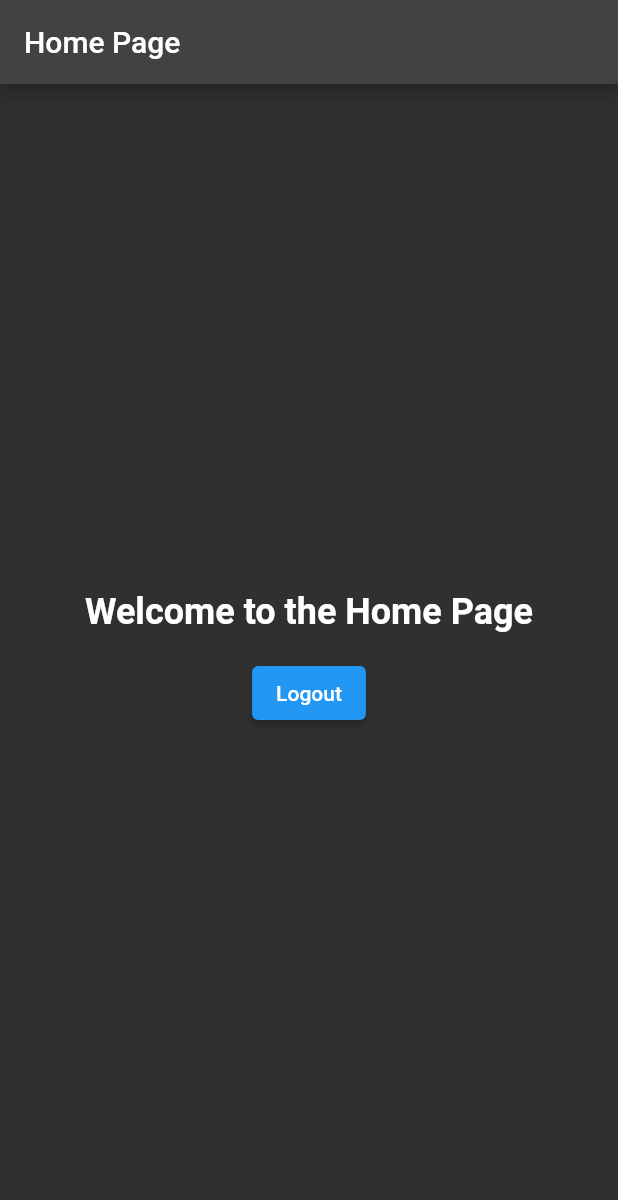
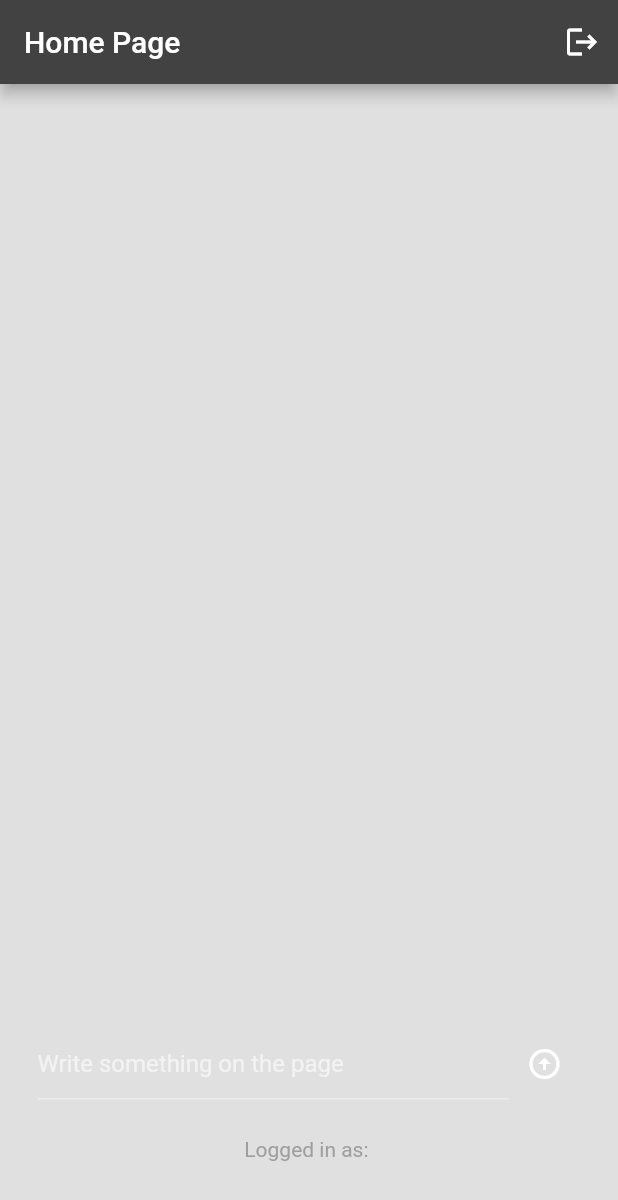
Before and after one commit to KushalSaxena/NGO_APP, a Flutter app: the Home screen opened directly, on a phone screen of 412 x 824 dp. Shown: the top 1200 px of the screen. Run offline on Flutter 3.47's test engine with Material 2 defaults, Android fonts, the phone set to English and light mode, and no system bars; our stand-ins replace cloud_firestore, firebase_auth, firebase_core; accounts and stored records are empty.

Commit message:
chat option

```diff
--- a/lib/home.dart
+++ b/lib/home.dart
@@ -1,41 +1,109 @@
+import 'package:cloud_firestore/cloud_firestore.dart';
+import 'package:firebase_auth/firebase_auth.dart';
 import 'package:flutter/material.dart';
+import 'package:major_ngo_app/post.dart'; // Replace with the correct import path for your Post widget
 import 'login.dart'; // Import your login page if it's in a different file
 
-class Home extends StatelessWidget {
+class Home extends StatefulWidget {
+  @override
+  _HomeState createState() => _HomeState();
+}
+
+class _HomeState extends State<Home> {
+  final currentUser = FirebaseAuth.instance.currentUser!;
+  final textController = TextEditingController();
+
+  void postMessage() {
+    if (textController.text.isNotEmpty) {
+      FirebaseFirestore.instance.collection("User Posts").add({
+        'UserEmail': currentUser.email,
+        'Message': textController.text,
+        'TimeStamp': Timestamp.now(),
+      });
+
+      // Clear the text field and update the UI
+      textController.clear();
+      setState(() {});
+    }
+  }
+
   @override
   Widget build(BuildContext context) {
     return Scaffold(
+      backgroundColor: Colors.grey[300],
       appBar: AppBar(
         title: Text("Home Page"),
+        actions: <Widget>[
+          IconButton(
+            onPressed: () async {
+              await FirebaseAuth.instance.signOut();
+              Navigator.of(context).pushReplacement(MaterialPageRoute(
+                builder: (context) => LoginPage(),
+              ));
+            },
+            icon: Icon(Icons.logout),
+          ),
+        ],
       ),
-      body: Center(
-        child: Column(
-          mainAxisAlignment: MainAxisAlignment.center,
-          children: [
-            Text(
-              "Welcome to the Home Page",
-              style: TextStyle(
-                fontSize: 24,
-                fontWeight: FontWeight.bold,
-              ),
-            ),
-            SizedBox(height: 16.0),
-            ElevatedButton(
-              onPressed: () {
-                // Implement your logout logic here
-                // For example, you can sign out the user from Firebase
-                // and then navigate to the login page.
-                // Here's a basic example to navigate to the login page:
-                Navigator.of(context).pushReplacement(
-                  MaterialPageRoute(
-                    builder: (context) => LoginPage(),
-                  ),
+      body: Column(
+        children: [
+          Expanded(
+            child: StreamBuilder<QuerySnapshot>(
+              stream: FirebaseFirestore.instance
+                  .collection("User Posts")
+                  .orderBy("TimeStamp", descending: false)
+                  .snapshots(),
+              builder: (context, snapshot) {
+                if (snapshot.hasData) {
+                  return ListView.builder(
+                    itemCount: snapshot.data!.docs.length,
+                    itemBuilder: (context, index) {
+                      final post = snapshot.data!.docs[index];
+                      return Post(
+                        message: post['Message'],
+                        user: post['UserEmail'],
+                      );
+                    },
+                  );
+                } else if (snapshot.hasError) {
+                  return Center(
+                    child: Text('Error: ${snapshot.error}'),
+                  );
+                }
+                return Center(
+                  child: CircularProgressIndicator(),
                 );
               },
-              child: Text("Logout"),
             ),
-          ],
-        ),
+          ),
+          // Post message
+          Padding(
+            padding: const EdgeInsets.all(25.0),
+            child: Row(
+              children: [
+                Expanded(
+                  child: TextFormField(
+                    style: TextStyle(color: Colors.black),
+                    controller: textController,
+                    decoration: InputDecoration(
+                      hintText: 'Write something on the page',
+                    ),
+                  ),
+                ),
+                IconButton(
+                  onPressed: postMessage,
+                  icon: Icon(Icons.arrow_circle_up),
+                ),
+              ],
+            ),
+          ),
+          // Logged in as
+          Text(
+            "Logged in as: " + currentUser.email!,
+            style: TextStyle(color: Colors.grey),
+          ),
+          SizedBox(height: 50),
+        ],
       ),
     );
   }
--- a/lib/login.dart
+++ b/lib/login.dart
@@ -86,7 +86,7 @@ class _LoginPageState extends State<LoginPage> {
             child: Column(
               mainAxisAlignment: MainAxisAlignment.center,
               children: [
-                SizedBox(height: 10.0), // Add this padding for the gap
+                SizedBox(height: 6.0), // Add this padding for the gap
                 Column(
                   children: [
                     Text(
--- a/pubspec.yaml
+++ b/pubspec.yaml
@@ -37,6 +37,7 @@ dependencies:
   cupertino_icons: ^1.0.2
   firebase_core: ^2.20.0
   firebase_auth: ^4.12.0
+  cloud_firestore: ^4.12.0
 
 dev_dependencies:
   flutter_test:
```
Also changed, not shown: lib/post.dart (added, +63 -0 lines), pubspec.lock, 1 other file.
